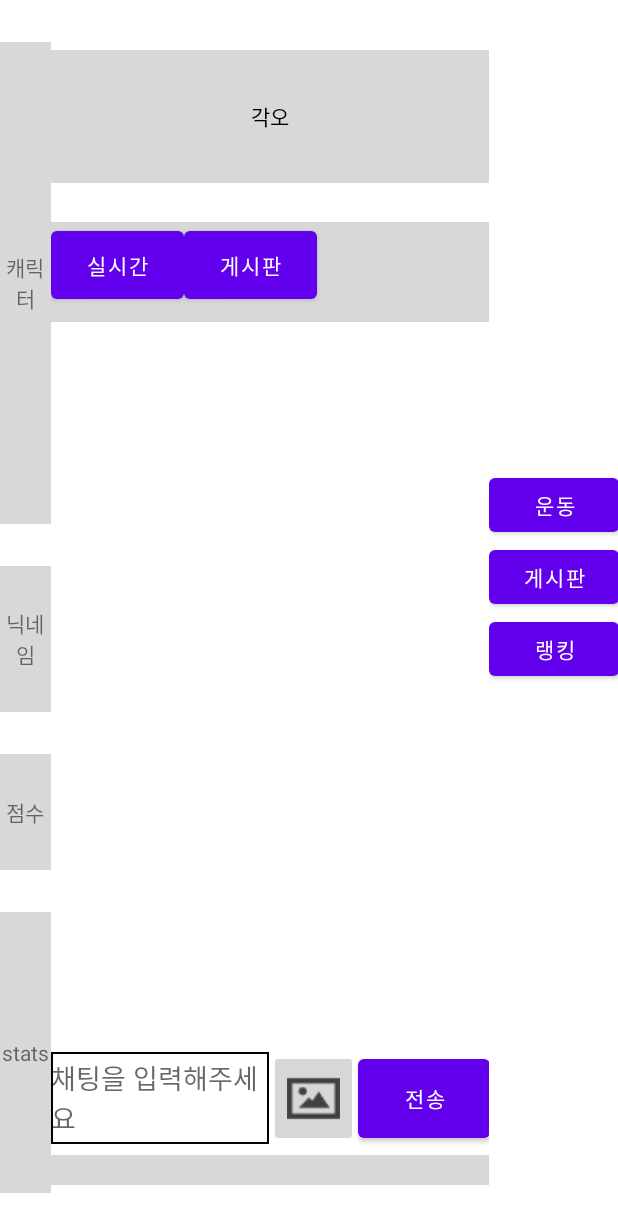
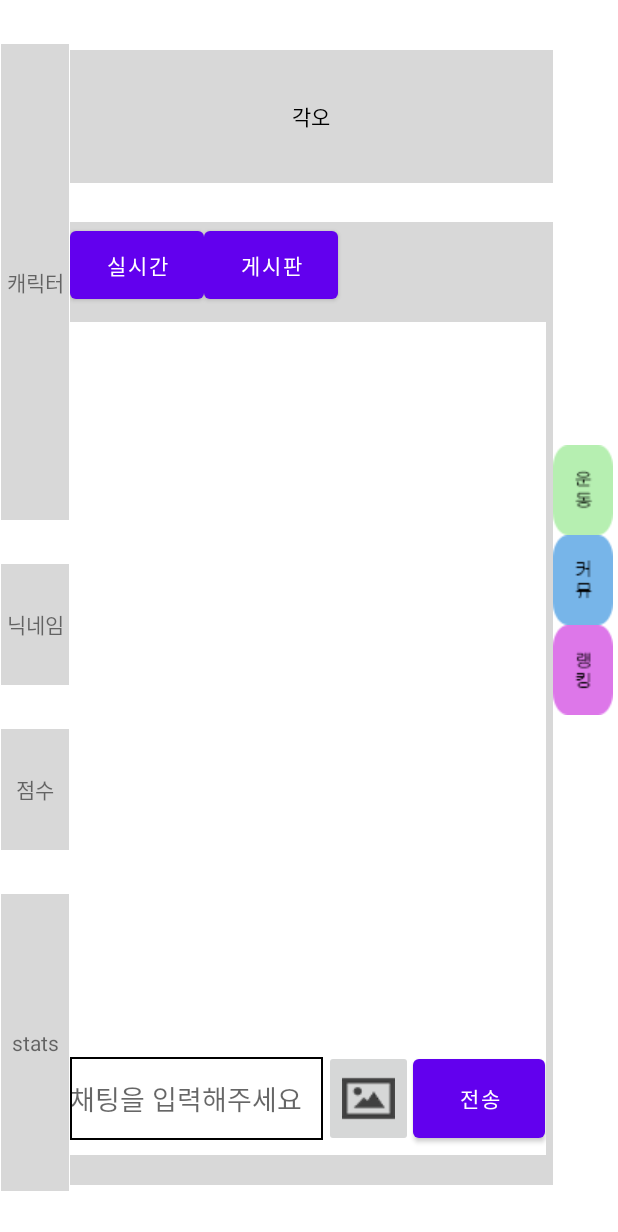
Before and after one commit to son-yu-seoung/2022_KIKOM, an Android app: the layout chatting_page.xml on its own in the app's theme, with its tools: preview values and no code run, on a phone screen of 412 x 824 dp. Shown: the top 1232 px of the screen. Run offline under Robolectric (Android 15) with nearby library versions, the phone set to English and light mode, and no system bars.

Commit message:
Merge remote-tracking branch 'origin/yuseong' into junpyo
# Conflicts:
#	App/app/src/main/res/layout/activity_main.xml

```diff
--- a/App/app/src/main/java/com/example/app/go_chatting_page.java
+++ b/App/app/src/main/java/com/example/app/go_chatting_page.java
@@ -6,6 +6,7 @@ import android.content.res.Configuration;
 import android.os.Bundle;
 import android.view.View;
 import android.widget.Button;
+import android.widget.ImageButton;
 
 import androidx.annotation.Nullable;
 import androidx.appcompat.app.AppCompatActivity;
@@ -28,7 +29,7 @@ public class go_chatting_page extends AppCompatActivity {
             }
         });
 
-        Button go_exercise_page_btn = (Button) findViewById(R.id.go_exercise_page_btn);
+        ImageButton go_exercise_page_btn = (ImageButton) findViewById(R.id.go_exercise_page_btn);
         go_exercise_page_btn.setOnClickListener(new View.OnClickListener() {
 
             @Override
--- a/App/app/src/main/java/com/example/app/login_page.java
+++ b/App/app/src/main/java/com/example/app/login_page.java
@@ -13,7 +13,6 @@ public class login_page extends AppCompatActivity {
     @Override
     protected void onCreate(@Nullable Bundle savedInstanceState) {
         super.onCreate(savedInstanceState);
-        setRequestedOrientation(ActivityInfo.SCREEN_ORIENTATION_LANDSCAPE); // -> 가로로 화면 전환
         setContentView(R.layout.login_page);
 
 
--- a/App/app/src/main/res/layout/chatting_page.xml
+++ b/App/app/src/main/res/layout/chatting_page.xml
@@ -341,26 +341,29 @@
                 android:orientation="vertical"
                 android:layout_weight="2">
 
-                <Button
+                <ImageButton
                     android:id="@+id/go_exercise_page_btn"
                     android:layout_width="wrap_content"
                     android:layout_height="wrap_content"
-                    android:text="운동">
-                </Button>
+                    android:src="@drawable/exercise_btn"
+                    android:background="@android:color/transparent">
+                </ImageButton>
 
-                <Button
+                <ImageButton
                     android:id="@+id/go_chatting_page_btn"
                     android:layout_width="wrap_content"
                     android:layout_height="wrap_content"
-                    android:text="게시판">
-                </Button>
+                    android:src="@drawable/board_btn"
+                    android:background="@android:color/transparent">
+                </ImageButton>
 
-                <Button
+                <ImageButton
                     android:id="@+id/go_ranking_page_btn"
                     android:layout_width="wrap_content"
                     android:layout_height="wrap_content"
-                    android:text="랭킹">
-                </Button>
+                    android:src="@drawable/rank_btn"
+                    android:background="@android:color/transparent">
+                </ImageButton>
 
             </LinearLayout>
 
```
